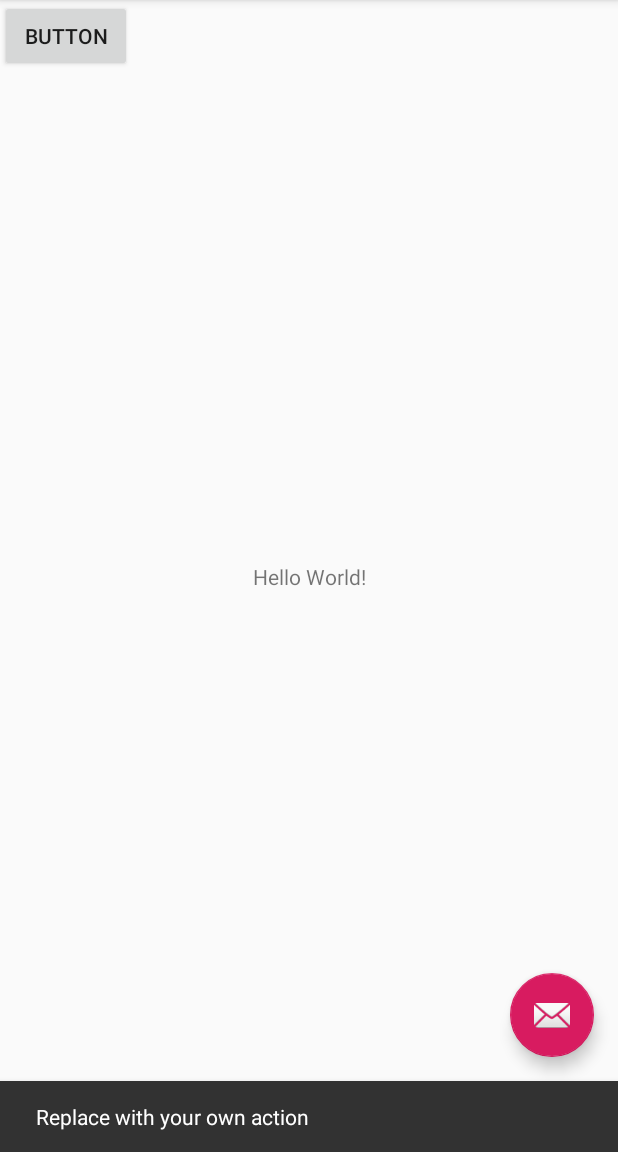
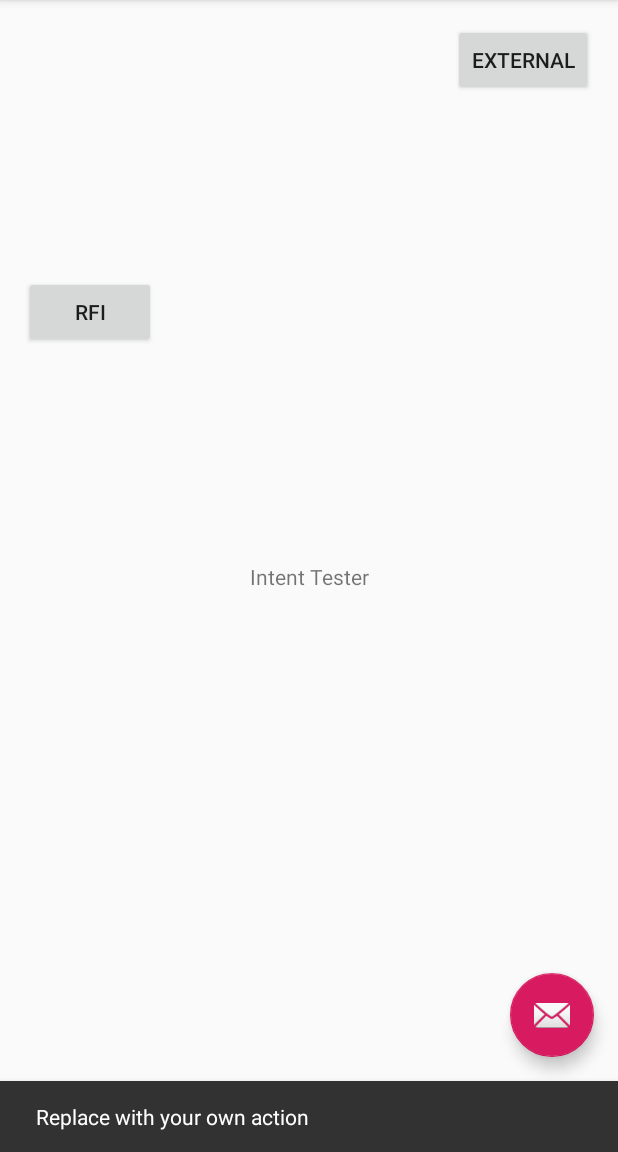
Before and after one commit to scosmaa/android-activity, an Android app: the screen it shows after launch (MainActivity), after a tap on an icon or button, on a phone screen of 412 x 824 dp, the part 84-1236 px from its top. Run offline under Robolectric (Android 15) with nearby library versions, the phone set to English and light mode, and no system bars.

Commit message:
First Working commit

```diff
--- a/app/src/main/res/layout/content_main.xml
+++ b/app/src/main/res/layout/content_main.xml
@@ -9,9 +9,10 @@
     tools:showIn="@layout/activity_main">
 
     <TextView
+        android:id="@+id/textView"
         android:layout_width="wrap_content"
         android:layout_height="wrap_content"
-        android:text="Hello World!"
+        android:text="Intent Tester"
         app:layout_constraintBottom_toBottomOf="parent"
         app:layout_constraintLeft_toLeftOf="parent"
         app:layout_constraintRight_toRightOf="parent"
@@ -21,9 +22,22 @@
         android:id="@+id/button"
         android:layout_width="wrap_content"
         android:layout_height="wrap_content"
-        android:onClick="onClickBtn"
-        android:text="Button"
-        tools:layout_editor_absoluteX="88dp"
-        tools:layout_editor_absoluteY="110dp" />
+        android:layout_marginStart="302dp"
+        android:layout_marginTop="16dp"
+        android:onClick="onClickExternalBtn"
+        android:text="External"
+        app:layout_constraintStart_toStartOf="parent"
+        app:layout_constraintTop_toTopOf="parent" />
+
+    <Button
+        android:id="@+id/button2"
+        android:layout_width="wrap_content"
+        android:layout_height="wrap_content"
+        android:layout_marginStart="16dp"
+        android:layout_marginTop="120dp"
+        android:onClick="onClickRFIBtn"
+        android:text="RFI"
+        app:layout_constraintStart_toStartOf="parent"
+        app:layout_constraintTop_toBottomOf="@+id/button" />
 
 </android.support.constraint.ConstraintLayout>
```
Also changed, not shown: app/src/main/java/com/example/utilizzointent/MainActivity.java (+21 -2 lines).
